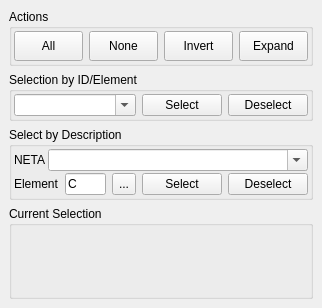
Before: the Qt Designer form branches/nugui/src/gui/select.ui in trisyoungs/aten, drawn with Qt 5.
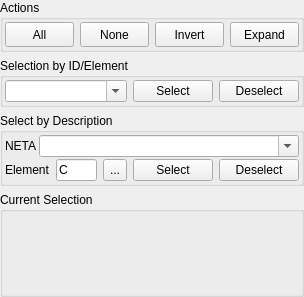
After: the same form once the commit is applied. Icons and pictures are not drawn.

Commit message: All dock widgets completely updated and set to minimum size (270 px) except GlyphsWidget. Tweaked variety of icons to fill whole icon canvas.

Diff of the .ui file:
```diff
--- a/branches/nugui/src/gui/select.ui
+++ b/branches/nugui/src/gui/select.ui
@@ -6,15 +6,24 @@
    <rect>
     <x>0</x>
     <y>0</y>
-    <width>277</width>
-    <height>308</height>
+    <width>270</width>
+    <height>297</height>
    </rect>
   </property>
+  <property name="minimumSize">
+   <size>
+    <width>270</width>
+    <height>297</height>
+   </size>
+  </property>
   <property name="windowTitle">
    <string>Select</string>
   </property>
   <widget class="QWidget" name="dockWidgetContents">
    <layout class="QVBoxLayout" name="verticalLayout_4">
+    <property name="margin">
+     <number>0</number>
+    </property>
     <item>
      <widget class="QGroupBox" name="ActionsBox">
       <property name="sizePolicy">
@@ -44,13 +53,13 @@
          <property name="minimumSize">
           <size>
            <width>30</width>
-           <height>30</height>
+           <height>25</height>
           </size>
          </property>
          <property name="maximumSize">
           <size>
            <width>654654</width>
-           <height>30</height>
+           <height>25</height>
           </size>
          </property>
          <property name="toolTip">
@@ -65,8 +74,8 @@
          </property>
          <property name="iconSize">
           <size>
-           <width>24</width>
-           <height>24</height>
+           <width>16</width>
+           <height>16</height>
           </size>
          </property>
          <property name="toolButtonStyle">
@@ -85,13 +94,13 @@
          <property name="minimumSize">
           <size>
            <width>30</width>
-           <height>30</height>
+           <height>25</height>
           </size>
          </property>
          <property name="maximumSize">
           <size>
            <width>654</width>
-           <height>30</height>
+           <height>25</height>
           </size>
          </property>
          <property name="toolTip">
@@ -106,8 +115,8 @@
          </property>
          <property name="iconSize">
           <size>
-           <width>24</width>
-           <height>24</height>
+           <width>16</width>
+           <height>16</height>
           </size>
          </property>
          <property name="toolButtonStyle">
@@ -126,13 +135,13 @@
          <property name="minimumSize">
           <size>
            <width>30</width>
-           <height>30</height>
+           <height>25</height>
           </size>
          </property>
          <property name="maximumSize">
           <size>
            <width>654</width>
-           <height>30</height>
+           <height>25</height>
           </size>
          </property>
          <property name="toolTip">
@@ -147,8 +156,8 @@
          </property>
          <property name="iconSize">
           <size>
-           <width>24</width>
-           <height>24</height>
+           <width>16</width>
+           <height>16</height>
           </size>
          </property>
          <property name="toolButtonStyle">
@@ -167,13 +176,13 @@
          <property name="minimumSize">
           <size>
            <width>30</width>
-           <height>30</height>
+           <height>25</height>
           </size>
          </property>
          <property name="maximumSize">
           <size>
            <width>654</width>
-           <height>30</height>
+           <height>25</height>
           </size>
          </property>
          <property name="toolTip">
@@ -188,8 +197,8 @@
          </property>
          <property name="iconSize">
           <size>
-           <width>24</width>
-           <height>24</height>
+           <width>16</width>
+           <height>16</height>
           </size>
          </property>
          <property name="toolButtonStyle">
```
The commit also changes 124 other files.
